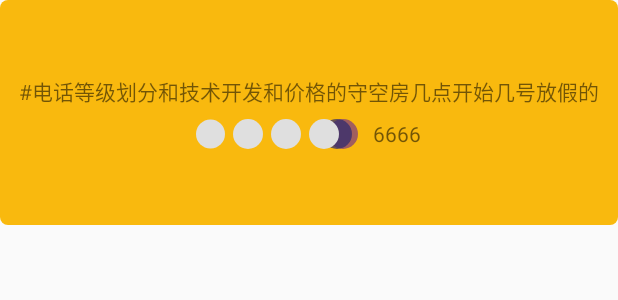
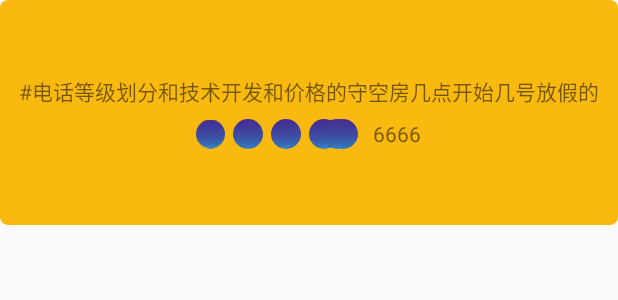
Before and after one commit to mumuling/Lilith, an Android app: the layout list_item_topic.xml on its own in the app's theme, with its tools: preview values and no code run, on a phone screen of 412 x 824 dp. Shown: the top 300 px of the screen. Run offline under Robolectric (Android 15) with nearby library versions, the phone set to English and light mode, and no system bars; network calls fail.

Commit message:
添加了两个drawable目录，星座界面

```diff
--- a/app/src/main/AndroidManifest.xml
+++ b/app/src/main/AndroidManifest.xml
@@ -51,7 +51,8 @@
             android:launchMode="singleTop" />
         <activity android:name=".topic.PointDetailActivity"
             android:screenOrientation="portrait"
-            android:launchMode="singleTop"/>
+            android:launchMode="singleTop"
+            android:theme="@style/TranslucentThem"/>
 
         <!-- share begin -->
 
--- a/app/src/main/java/com/youloft/lilith/topic/TopicDetailActivity.java
+++ b/app/src/main/java/com/youloft/lilith/topic/TopicDetailActivity.java
@@ -1,5 +1,6 @@
 package com.youloft.lilith.topic;
 
+import android.content.Intent;
 import android.os.Bundle;
 import android.support.annotation.Nullable;
 import android.widget.ImageView;
@@ -54,7 +55,8 @@ public class TopicDetailActivity extends BaseActivity {
 
             @Override
             public void OnTitleBtnClick() {
-
+                startActivity(new Intent(TopicDetailActivity.this,PointDetailActivity.class));
+                overridePendingTransition(R.anim.slide_in_bottom,0);
             }
 
             @Override
--- a/app/src/main/java/com/youloft/lilith/topic/widget/TopicUserImageLayout.java
+++ b/app/src/main/java/com/youloft/lilith/topic/widget/TopicUserImageLayout.java
@@ -1,29 +1,79 @@
 package com.youloft.lilith.topic.widget;
 
+import android.app.Activity;
 import android.content.Context;
 import android.util.AttributeSet;
 import android.view.LayoutInflater;
+import android.widget.ImageView;
 import android.widget.RelativeLayout;
+import android.widget.TextView;
 
 import com.youloft.lilith.R;
+import com.youloft.lilith.common.GlideApp;
+import com.youloft.lilith.ui.GlideCircleTransform;
+
+import java.util.ArrayList;
+import java.util.List;
+
+import butterknife.BindView;
+import butterknife.ButterKnife;
 
 /**
  *
  */
 
 public class TopicUserImageLayout extends RelativeLayout {
+
+    ImageView userImage6;
+
+    ImageView userImage5;
+
+    ImageView userImage4;
+
+    ImageView userImage3;
+
+    ImageView userImage2;
+
+    ImageView userImage1;
+
+    TextView userNumber;
     private Context mContext;
+    private List<ImageView> mUserImageList = new ArrayList<>();
 
 
     public TopicUserImageLayout(Context context) {
-        this(context,null);
+        this(context, null);
+
         this.mContext = context;
-        LayoutInflater.from(context).inflate(R.layout.layout_topic_user_image,this);
+        LayoutInflater.from(context).inflate(R.layout.layout_topic_user_image, this);
     }
 
     public TopicUserImageLayout(Context context, AttributeSet attrs) {
         super(context, attrs);
+
         this.mContext = context;
-        LayoutInflater.from(context).inflate(R.layout.layout_topic_user_image,this);
+        LayoutInflater.from(context).inflate(R.layout.layout_topic_user_image, this);
+        init();
+    }
+    private void init() {
+        userImage1 = (ImageView) findViewById(R.id.user_image1);
+        userImage2 = (ImageView) findViewById(R.id.user_image2);
+        userImage3 = (ImageView) findViewById(R.id.user_image3);
+        userImage4 = (ImageView) findViewById(R.id.user_image4);
+        userImage5 = (ImageView) findViewById(R.id.user_image5);
+        userImage6 = (ImageView) findViewById(R.id.user_image6);
+        userNumber = (TextView) findViewById(R.id.user_number);
+        mUserImageList.add(userImage1);
+        mUserImageList.add(userImage2);
+        mUserImageList.add(userImage3);
+        mUserImageList.add(userImage4);
+        mUserImageList.add(userImage5);
+        mUserImageList.add(userImage6);
+        for (int i = 0; i < mUserImageList.size(); i ++) {
+            GlideApp.with(mContext).asBitmap()
+                    .transform(new GlideCircleTransform(mContext))
+                    .load(R.mipmap.er)
+                    .into(mUserImageList.get(i));
+        }
     }
 }
--- a/app/src/main/res/layout/layout_topic_user_image.xml
+++ b/app/src/main/res/layout/layout_topic_user_image.xml
@@ -7,41 +7,41 @@
     <RelativeLayout
         android:layout_width="108dp"
         android:layout_height="wrap_content">
-    <de.hdodenhof.circleimageview.CircleImageView
+    <ImageView
         android:layout_width="20dp"
         android:layout_height="20dp"
         android:id="@+id/user_image6"
         android:layout_alignParentRight="true"
         android:src="@drawable/div1" />
-    <de.hdodenhof.circleimageview.CircleImageView
+    <ImageView
         android:layout_width="20dp"
         android:layout_height="20dp"
         android:id="@+id/user_image5"
         android:layout_alignParentRight="true"
         android:layout_marginRight="4dp"
         android:src="@drawable/div2" />
-    <de.hdodenhof.circleimageview.CircleImageView
+    <ImageView
         android:layout_width="20dp"
         android:layout_height="20dp"
         android:id="@+id/user_image4"
         android:layout_toLeftOf="@id/user_image5"
         android:layout_marginRight="-11dp"
         android:src="@drawable/div" />
-    <de.hdodenhof.circleimageview.CircleImageView
+    <ImageView
         android:layout_width="20dp"
         android:layout_height="20dp"
         android:id="@+id/user_image3"
         android:layout_toLeftOf="@id/user_image4"
         android:layout_marginRight="5dp"
         android:src="@drawable/div" />
-    <de.hdodenhof.circleimageview.CircleImageView
+    <ImageView
         android:layout_width="20dp"
         android:layout_height="20dp"
         android:id="@+id/user_image2"
         android:layout_toLeftOf="@id/user_image3"
         android:layout_marginRight="5dp"
         android:src="@drawable/div" />
-    <de.hdodenhof.circleimageview.CircleImageView
+    <ImageView
         android:layout_width="20dp"
         android:layout_height="20dp"
         android:id="@+id/user_image1"
--- a/app/src/main/res/values/colors.xml
+++ b/app/src/main/res/values/colors.xml
@@ -3,4 +3,5 @@
     <color name="colorPrimary">#3F51B5</color>
     <color name="colorPrimaryDark">#303F9F</color>
     <color name="colorAccent">#FF4081</color>
+    <color name="translucent">#00000000</color>
 </resources>
--- a/app/src/main/res/values/styles.xml
+++ b/app/src/main/res/values/styles.xml
@@ -8,6 +8,10 @@
         <item name="colorPrimaryDark">@color/colorPrimaryDark</item>
         <item name="colorAccent">@color/colorAccent</item>
         <item name="numberPickerStyle">@style/NumberPicker</item>
+    </style>
+    <style name="TranslucentThem" parent="AppTheme">
+        <item name="android:windowIsTranslucent">true</item>
+        <item name="android:windowBackground">@color/translucent</item>
     </style>
 
     <style name="BaseDialog" parent="DialogTheme">
```
Also changed, not shown: app/src/main/java/com/youloft/lilith/topic/PointDetailActivity.java (+38 -5 lines), app/src/main/java/com/youloft/lilith/topic/widget/ScrollFrameLayout.java (added, +175 -0 lines), app/src/main/res/anim/slide_in_bottom.xml (added, +11 -0 lines), app/src/main/res/anim/slide_out_bottom.xml (added, +10 -0 lines), app/src/main/res/drawable/activity_point_bg.xml (added, +9 -0 lines), app/src/main/res/layout/activity_point_detail.xml (added, +34 -0 lines).
